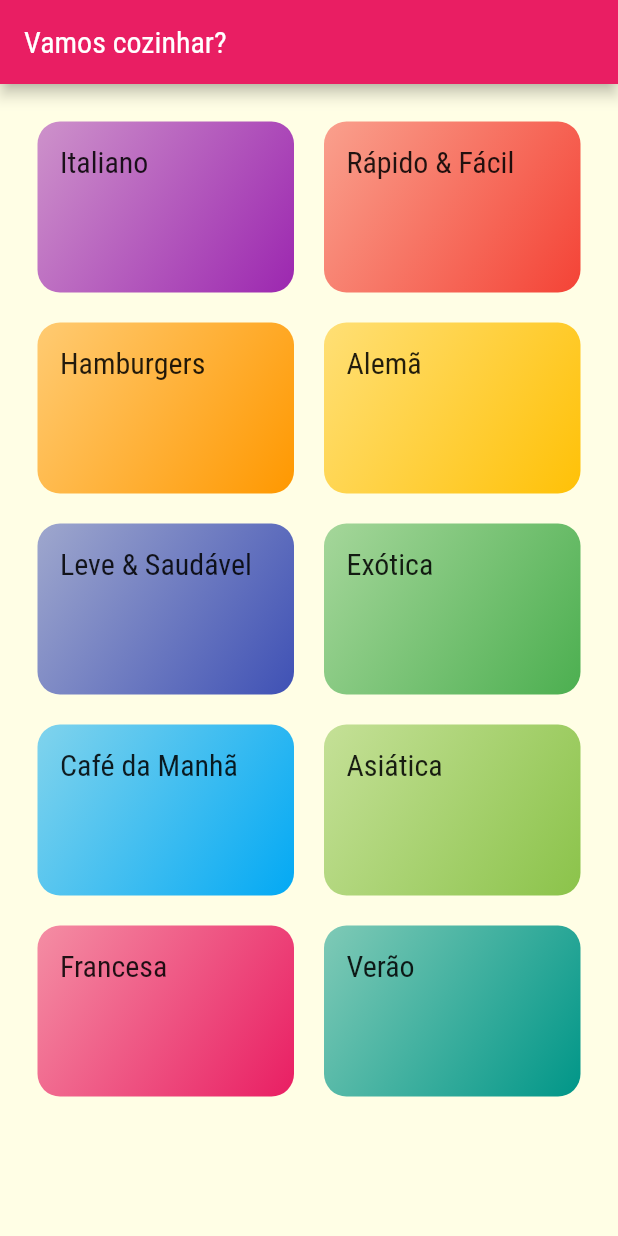
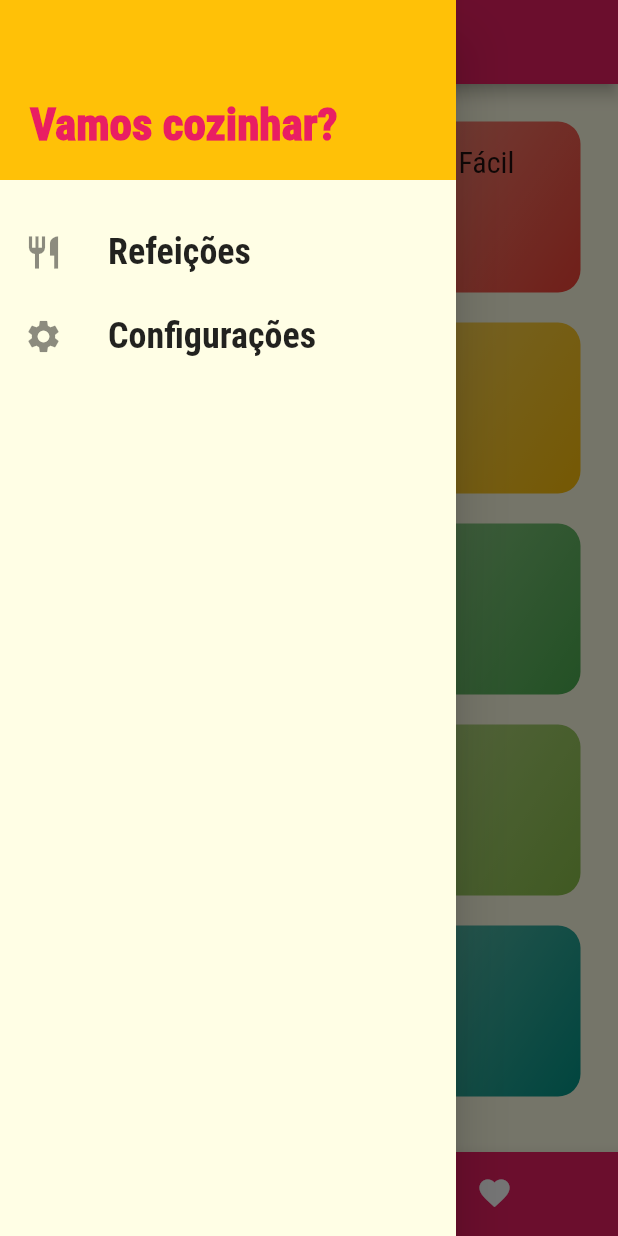
Before and after one commit to jady-sm-godoi/flutter_second_project, a Flutter app: the screen it shows after launch, with the side drawer open (before the commit the screen has no drawer), on a phone screen of 412 x 824 dp. Run offline on Flutter 3.47's test engine with Material 2 defaults, Android fonts, the light colour scheme and no system bars.

Commit message:
links in Drawer

```diff
--- /dev/null
+++ b/lib/components/main_drawer.dart
@@ -0,0 +1,62 @@
+import 'package:flutter/material.dart';
+import '../utils/app_routes.dart';
+
+class MainDrawer extends StatelessWidget {
+  const MainDrawer({Key? key}) : super(key: key);
+
+  Widget _createItem(IconData icon, String label, VoidCallback onTap) {
+    return ListTile(
+      leading: Icon(
+        icon,
+        size: 26,
+      ),
+      title: Text(
+        label,
+        style: const TextStyle(
+          fontFamily: 'RobotoCondensed',
+          fontSize: 24,
+          fontWeight: FontWeight.bold,
+        ),
+      ),
+      onTap: onTap,
+    );
+  }
+
+  @override
+  Widget build(BuildContext context) {
+    return Drawer(
+      child: Column(
+        children: [
+          Container(
+            height: 120,
+            width: double.infinity,
+            padding: EdgeInsets.all(20),
+            color: Theme.of(context).colorScheme.secondary,
+            alignment: Alignment.bottomLeft,
+            child: Text(
+              'Vamos cozinhar?',
+              style: TextStyle(
+                fontFamily: 'RobotoCondensed',
+                fontWeight: FontWeight.w900,
+                fontSize: 30,
+                color: Theme.of(context).colorScheme.primary,
+              ),
+            ),
+          ),
+          const SizedBox(height: 20),
+          _createItem(
+            Icons.restaurant,
+            'Refeições',
+            () => Navigator.of(context).pushReplacementNamed(AppRoutes.HOME),
+          ),
+          _createItem(
+            Icons.settings,
+            'Configurações',
+            () =>
+                Navigator.of(context).pushReplacementNamed(AppRoutes.SETTINGS),
+          ),
+        ],
+      ),
+    );
+  }
+}
--- a/lib/main.dart
+++ b/lib/main.dart
@@ -3,6 +3,8 @@ import 'screens/categories_screen.dart';
 import 'screens/categories_meals_screen.dart';
 import 'screens/meal_detail_screen.dart';
 import 'utils/app_routes.dart';
+import 'screens/tabs_screen.dart';
+import 'screens/settings_screen.dart';
 
 void main() => runApp(MyApp());
 
@@ -38,9 +40,10 @@ class MyApp extends StatelessWidget {
             ),
       ),
       routes: {
-        AppRoutes.HOME: (ctx) => const CategoriesScreem(),
+        AppRoutes.HOME: (ctx) => const TabsScreen(),
         AppRoutes.CATEGORIES_MEALS: (ctx) => const CategoriesMealsScreen(),
         AppRoutes.MEAL_DETAIL: (ctx) => const MealDetailScreen(),
+        AppRoutes.SETTINGS: (ctx) => const SettingsScreen(),
       },
     );
   }
--- a/lib/screens/categories_screen.dart
+++ b/lib/screens/categories_screen.dart
@@ -2,16 +2,12 @@ import 'package:flutter/material.dart';
 import '../data/dummy_data.dart';
 import '../components/category_item.dart';
 
-class CategoriesScreem extends StatelessWidget {
-  const CategoriesScreem({Key? key}) : super(key: key);
+class CategoriesScreen extends StatelessWidget {
+  const CategoriesScreen({Key? key}) : super(key: key);
 
   @override
   Widget build(BuildContext context) {
-    return Scaffold(
-      appBar: AppBar(
-        title: const Text('Vamos cozinhar?'),
-      ),
-      body: GridView(
+    return GridView(
       padding: const EdgeInsets.all(25),
       gridDelegate: const SliverGridDelegateWithMaxCrossAxisExtent(
         maxCrossAxisExtent: 200,
@@ -22,7 +18,6 @@ class CategoriesScreem extends StatelessWidget {
       children: DUMMY_CATEGORIES.map((cat) {
         return CategoryItem(category: cat);
       }).toList(),
-      ),
     );
   }
 }
--- /dev/null
+++ b/lib/screens/favorite_screen.dart
@@ -0,0 +1,12 @@
+import 'package:flutter/material.dart';
+
+class FavoriteScreen extends StatelessWidget {
+  const FavoriteScreen({Key? key}) : super(key: key);
+
+  @override
+  Widget build(BuildContext context) {
+    return const Center(
+      child: Text('Minhas refeições favoritas'),
+    );
+  }
+}
--- /dev/null
+++ b/lib/screens/settings_screen.dart
@@ -0,0 +1,19 @@
+import 'package:flutter/material.dart';
+import 'package:udemy_recipe/components/main_drawer.dart';
+
+class SettingsScreen extends StatelessWidget {
+  const SettingsScreen({Key? key}) : super(key: key);
+
+  @override
+  Widget build(BuildContext context) {
+    return Scaffold(
+      appBar: AppBar(
+        title: Text('Configurações'),
+      ),
+      body: Center(
+        child: Text('Configurações'),
+      ),
+      drawer: MainDrawer(),
+    );
+  }
+}
--- /dev/null
+++ b/lib/screens/tabs_screen.dart
@@ -0,0 +1,59 @@
+import 'package:flutter/material.dart';
+import 'categories_screen.dart';
+import 'favorite_screen.dart';
+import '../components/main_drawer.dart';
+
+class TabsScreen extends StatefulWidget {
+  const TabsScreen({Key? key}) : super(key: key);
+
+  @override
+  State<TabsScreen> createState() => _TabsScreenState();
+}
+
+class _TabsScreenState extends State<TabsScreen> {
+  int selectedScreenIndex = 0;
+
+  final List<String> _titles = ['Lista de Categorias', 'Meus favoritos'];
+
+  final List<Widget> _screens = const [
+    CategoriesScreen(),
+    FavoriteScreen(),
+  ];
+
+  _selectIndex(int index) {
+    setState(() {
+      selectedScreenIndex = index;
+    });
+  }
+
+  @override
+  Widget build(BuildContext context) {
+    return Scaffold(
+      appBar: AppBar(
+        centerTitle: true,
+        title: Text(_titles[selectedScreenIndex]),
+      ),
+      body: _screens[selectedScreenIndex],
+      drawer: MainDrawer(),
+      bottomNavigationBar: BottomNavigationBar(
+        onTap: _selectIndex,
+        unselectedItemColor: Colors.white,
+        selectedItemColor: Theme.of(context).colorScheme.secondary,
+        currentIndex: selectedScreenIndex,
+        type: BottomNavigationBarType.shifting,
+        items: [
+          BottomNavigationBarItem(
+            backgroundColor: Theme.of(context).colorScheme.primary,
+            icon: const Icon(Icons.category),
+            label: 'Categorias',
+          ),
+          BottomNavigationBarItem(
+            backgroundColor: Theme.of(context).colorScheme.primary,
+            icon: const Icon(Icons.favorite),
+            label: 'Favoritos',
+          ),
+        ],
+      ),
+    );
+  }
+}
--- a/lib/utils/app_routes.dart
+++ b/lib/utils/app_routes.dart
@@ -2,4 +2,5 @@ class AppRoutes {
   static const HOME = '/';
   static const CATEGORIES_MEALS = '/categories-meals';
   static const MEAL_DETAIL = '/meal-detail';
+  static const SETTINGS = '/settings';
 }
```
Also changed, not shown: pubspec.lock, 1 other file. Lines whose indentation alone changed are shown as unchanged.
